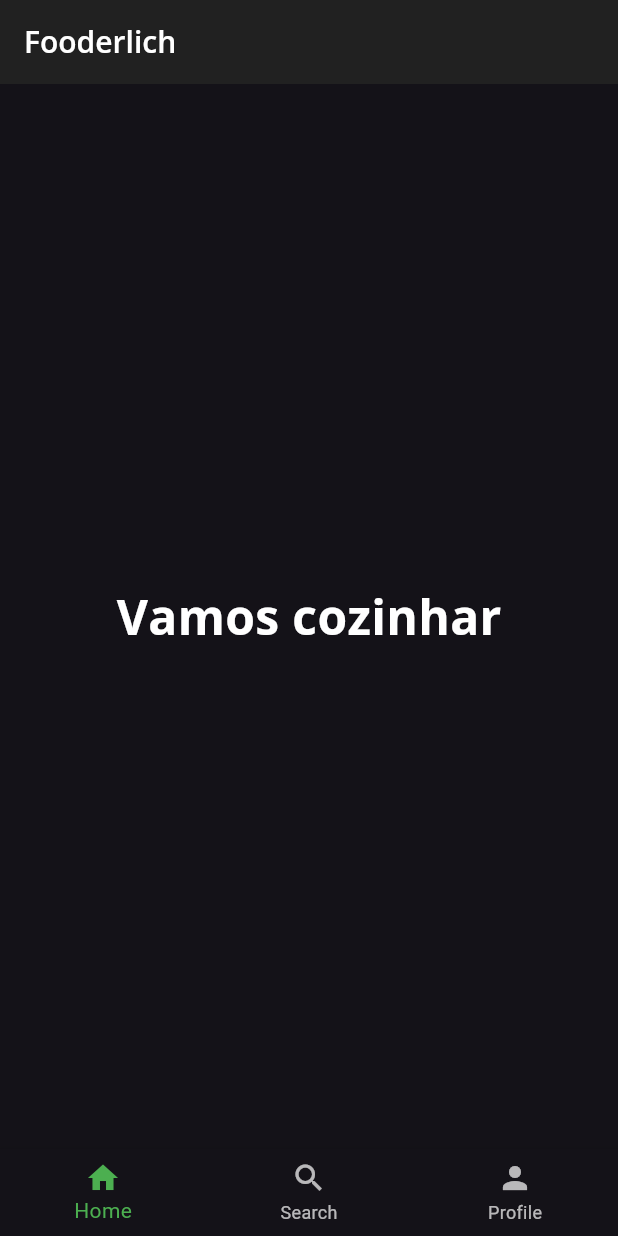
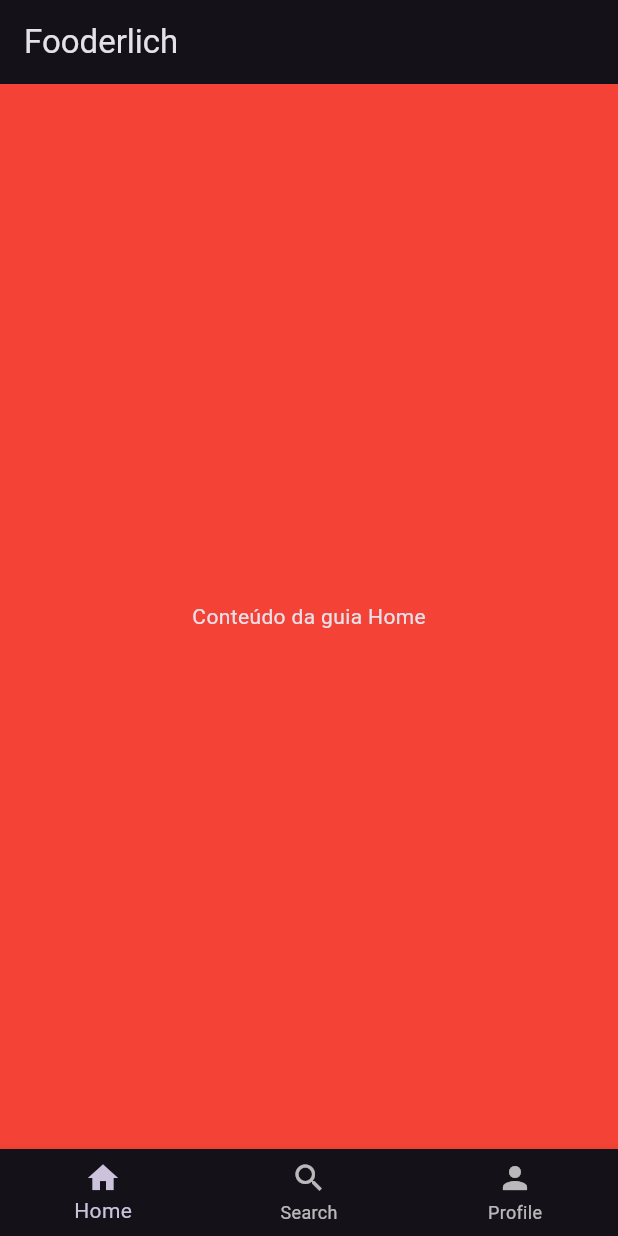
Before and after one commit to Nicolassales1/App_ConhecaMundo, a Flutter app: the screen it shows after launch, on a phone screen of 412 x 824 dp. Run offline on Flutter 3.47's test engine with Material 3 defaults, Android fonts, the phone set to English and light mode, and no system bars; our stand-ins replace google_fonts.

Commit message:
segunda parte

```diff
--- a/lib/main.dart
+++ b/lib/main.dart
@@ -1,5 +1,4 @@
 import 'package:flutter/material.dart';
-import 'gpsdomundo_theme.dart';
 
 void main() {
   runApp(const GpsDoMundo());
@@ -10,7 +9,7 @@ class GpsDoMundo extends StatelessWidget {
 
   @override
   Widget build(BuildContext context) {
-    final theme = GpsdoMundoTheme.dark();
+    final theme = ThemeData.dark();
 
     return MaterialApp(
       theme: theme,
@@ -38,7 +37,7 @@ class HomeState extends State<Home> {
 
   @override
   Widget build(BuildContext context) {
-    final theme = GpsdoMundoTheme.dark();
+    final theme = ThemeData.dark();
 
     return Scaffold(
       appBar: AppBar(
@@ -48,10 +47,7 @@ class HomeState extends State<Home> {
         ),
       ),
       body: Center(
-        child: Text(
-          'Vamos cozinhar',
-          style: theme.textTheme.displayLarge,
-        ),
+        child: _buildPage(_selectedIndex),
       ),
       bottomNavigationBar: BottomNavigationBar(
         currentIndex: _selectedIndex,
@@ -73,4 +69,32 @@ class HomeState extends State<Home> {
       ),
     );
   }
+
+  Widget _buildPage(int index) {
+    switch (index) {
+      case 0:
+        return Container(
+          color: Colors.red,
+          child: Center(
+            child: Text('Conteúdo da guia Home'),
+          ),
+        );
+      case 1:
+        return Container(
+          color: Colors.blue,
+          child: Center(
+            child: Text('Conteúdo da guia Search'),
+          ),
+        );
+      case 2:
+        return Container(
+          color: Colors.green,
+          child: Center(
+            child: Text('Conteúdo da guia Profile'),
+          ),
+        );
+      default:
+        return Container();
+    }
+  }
 }
```
Also changed, not shown: lib/card1.dart (added, +16 -0 lines), lib/home.dart (+39 -4 lines).
